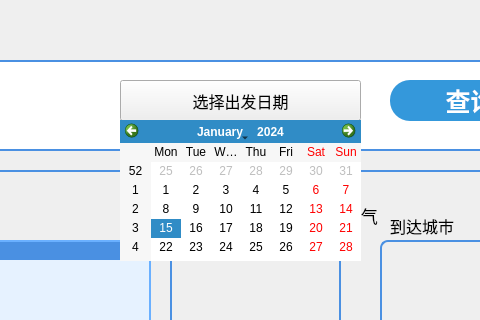
This is ui/searchpage.ui in delete3GM/Flight-Booking-System as Qt 5 draws it before an edit; both pictures show x 360 to 840 and y 0 to 320 of the 960 by 540 pixel window. The edited form follows.
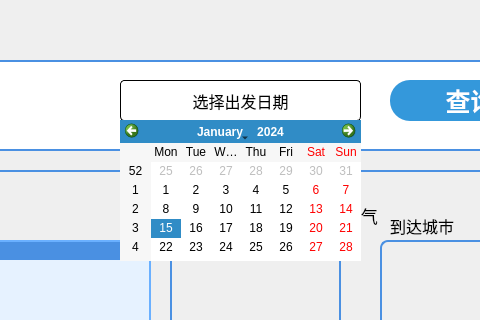
This is the edited form.

Patch:
```diff
--- a/ui/searchpage.ui
+++ b/ui/searchpage.ui
@@ -47,6 +47,10 @@
      <pointsize>12</pointsize>
     </font>
    </property>
+   <property name="styleSheet">
+    <string notr="true"> border: 1px solid #000000;
+border-radius: 4px;</string>
+   </property>
    <property name="text">
     <string>选择出发日期</string>
    </property>
```
